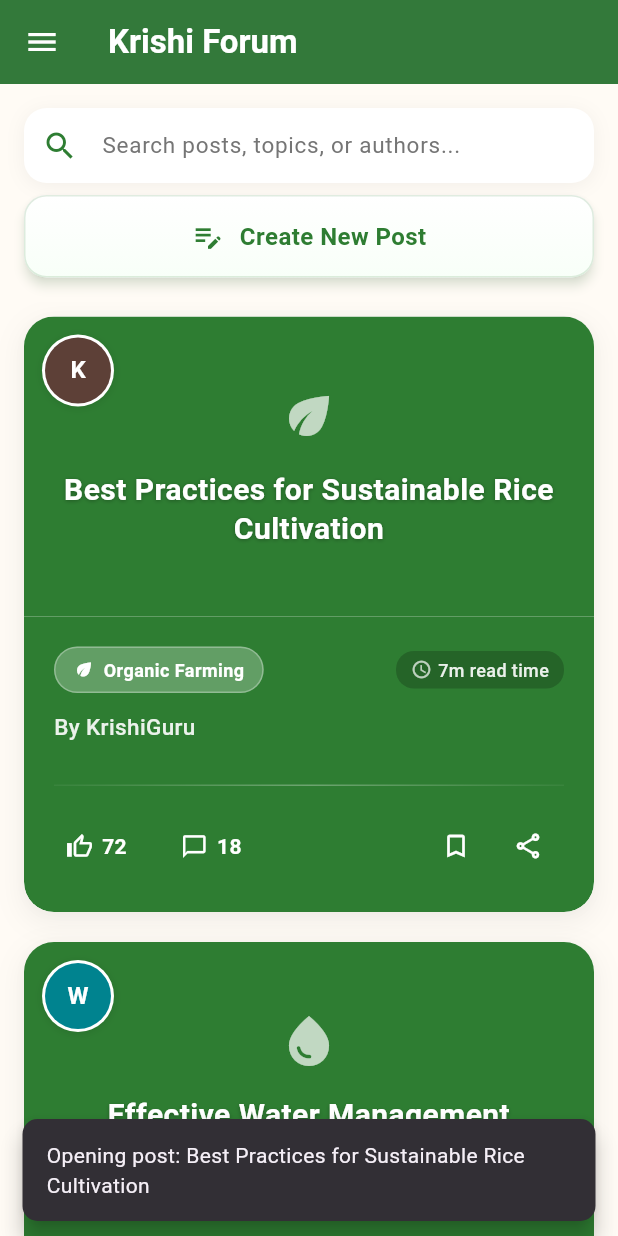
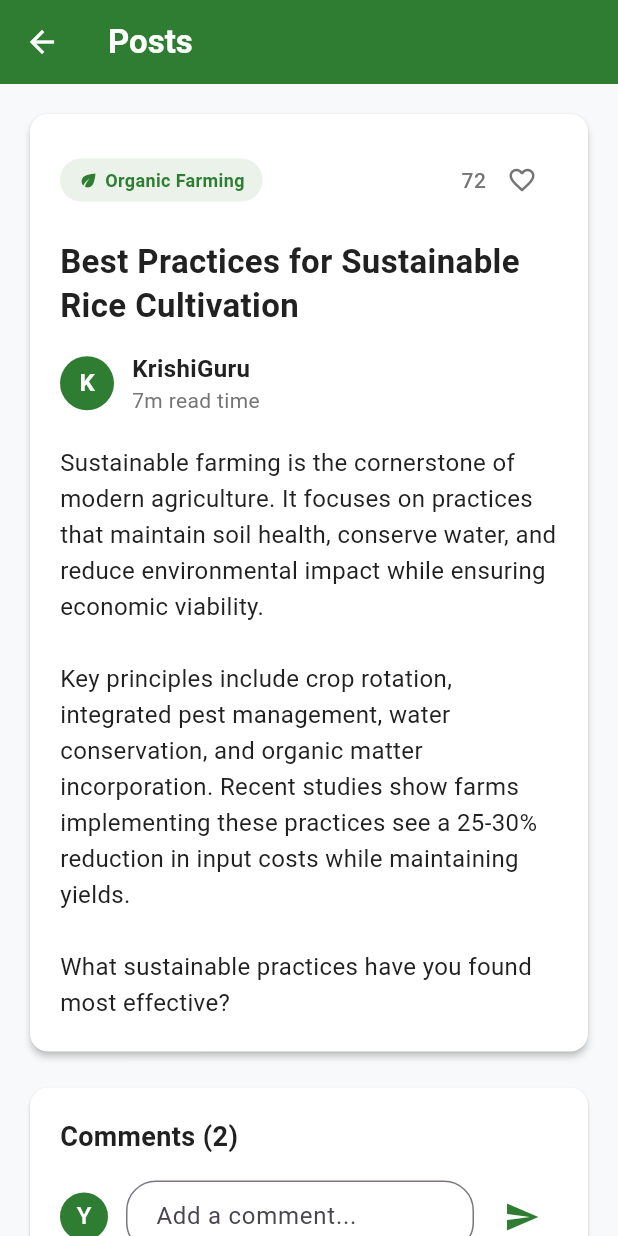
Before and after one commit to yuvakrishnayk/krishi_sakhi, a Flutter app: the ForumScreen screen opened directly, after a tap on "Best Practices for Sustainable Rice Cult", on a phone screen of 412 x 824 dp. Run offline on Flutter 3.47's test engine with Material 3 defaults, Android fonts, the phone set to English and light mode, and no system bars; network calls fail.

Commit message:
Add ForumDetailScreen and implement post detail navigation

```diff
--- /dev/null
+++ b/lib/screens/forum_detail_screen.dart
@@ -0,0 +1,519 @@
+import 'package:flutter/material.dart';
+import 'package:flutter/services.dart';
+
+class ForumDetailScreen extends StatefulWidget {
+  final PostData post;
+
+  const ForumDetailScreen({Key? key, required this.post}) : super(key: key);
+
+  @override
+  _ForumDetailScreenState createState() => _ForumDetailScreenState();
+}
+
+class _ForumDetailScreenState extends State<ForumDetailScreen> {
+  bool isLiked = false;
+  bool isBookmarked = false;
+  int likeCount = 0;
+  final TextEditingController _commentController = TextEditingController();
+  List<CommentData> comments = [];
+
+  // Clean color theme
+  final Color primaryColor = Color(0xFF2E7D32);
+  final Color backgroundColor = Color(0xFFF8F9FA);
+  final Color cardColor = Colors.white;
+  final Color textPrimaryColor = Color(0xFF212121);
+  final Color textSecondaryColor = Color(0xFF757575);
+  final Color likeColor = Color(0xFFE91E63);
+
+  @override
+  void initState() {
+    super.initState();
+    isBookmarked = widget.post.isBookmarked;
+    likeCount = widget.post.likes;
+    _initializeComments();
+  }
+
+  void _initializeComments() {
+    comments = [
+      CommentData(
+        id: '1',
+        author: 'Dr. Rajesh Kumar',
+        content:
+            'Excellent analysis on sustainable farming practices. The emphasis on soil microbiome health is particularly noteworthy.',
+        timeAgo: '2h ago',
+        likes: 24,
+        isExpert: true,
+      ),
+      CommentData(
+        id: '2',
+        author: 'Priya Patel',
+        content:
+            'As a young farmer, this post is incredibly valuable. Currently managing 25 acres using these principles.',
+        timeAgo: '4h ago',
+        likes: 18,
+        isExpert: false,
+      ),
+    ];
+  }
+
+  @override
+  Widget build(BuildContext context) {
+    return Scaffold(
+      backgroundColor: backgroundColor,
+      appBar: AppBar(
+        backgroundColor: primaryColor,
+        elevation: 0,
+        title: Text(
+          'Posts',
+          style: TextStyle(color: Colors.white, fontWeight: FontWeight.bold),
+        ),
+        leading: IconButton(
+          icon: Icon(Icons.arrow_back, color: Colors.white),
+          onPressed: () => Navigator.pop(context),
+        ),
+      ),
+      body: SingleChildScrollView(
+        padding: EdgeInsets.all(16),
+        child: Column(
+          crossAxisAlignment: CrossAxisAlignment.start,
+          children: [
+            _buildPostCard(),
+            SizedBox(height: 16),
+            _buildCommentsSection(),
+          ],
+        ),
+      ),
+    );
+  }
+
+  Widget _buildPostCard() {
+    return Card(
+      color: cardColor,
+      elevation: 2,
+      shape: RoundedRectangleBorder(borderRadius: BorderRadius.circular(12)),
+      child: Column(
+        crossAxisAlignment: CrossAxisAlignment.start,
+        children: [
+          // Image section
+          if (widget.post.imageUrl.isNotEmpty)
+            ClipRRect(
+              borderRadius: BorderRadius.only(
+                topLeft: Radius.circular(12),
+                topRight: Radius.circular(12),
+              ),
+              child: Container(
+                width: double.infinity,
+                height: 200,
+                child: Image.network(
+                  widget.post.imageUrl,
+                  fit: BoxFit.cover,
+                  errorBuilder: (context, error, stackTrace) {
+                    return Container(
+                      height: 200,
+                      color: primaryColor.withOpacity(0.1),
+                      child: Center(
+                        child: Column(
+                          mainAxisAlignment: MainAxisAlignment.center,
+                          children: [
+                            Icon(
+                              Icons.image_not_supported,
+                              size: 40,
+                              color: textSecondaryColor,
+                            ),
+                            SizedBox(height: 8),
+                            Text(
+                              'Image not available',
+                              style: TextStyle(
+                                color: textSecondaryColor,
+                                fontSize: 14,
+                              ),
+                            ),
+                          ],
+                        ),
+                      ),
+                    );
+                  },
+                  loadingBuilder: (context, child, loadingProgress) {
+                    if (loadingProgress == null) return child;
+                    return Container(
+                      height: 200,
+                      color: primaryColor.withOpacity(0.05),
+                      child: Center(
+                        child: CircularProgressIndicator(
+                          color: primaryColor,
+                          value:
+                              loadingProgress.expectedTotalBytes != null
+                                  ? loadingProgress.cumulativeBytesLoaded /
+                                      loadingProgress.expectedTotalBytes!
+                                  : null,
+                        ),
+                      ),
+                    );
+                  },
+                ),
+              ),
+            ),
+
+          // Content section with padding
+          Padding(
+            padding: EdgeInsets.all(20),
+            child: Column(
+              crossAxisAlignment: CrossAxisAlignment.start,
+              children: [
+                // Category badge with like button
+                Row(
+                  mainAxisAlignment: MainAxisAlignment.spaceBetween,
+                  children: [
+                    Container(
+                      padding: EdgeInsets.symmetric(
+                        horizontal: 12,
+                        vertical: 6,
+                      ),
+                      decoration: BoxDecoration(
+                        color: primaryColor.withOpacity(0.1),
+                        borderRadius: BorderRadius.circular(20),
+                      ),
+                      child: Row(
+                        mainAxisSize: MainAxisSize.min,
+                        children: [
+                          Icon(widget.post.icon, size: 14, color: primaryColor),
+                          SizedBox(width: 4),
+                          Text(
+                            widget.post.category,
+                            style: TextStyle(
+                              color: primaryColor,
+                              fontSize: 12,
+                              fontWeight: FontWeight.w600,
+                            ),
+                          ),
+                        ],
+                      ),
+                    ),
+                    Row(
+                      children: [
+                        Text(
+                          likeCount.toString(),
+                          style: TextStyle(
+                            color: textSecondaryColor,
+                            fontSize: 14,
+                            fontWeight: FontWeight.w500,
+                          ),
+                        ),
+                        IconButton(
+                          onPressed: _toggleLike,
+                          icon: Icon(
+                            isLiked
+                                ? Icons.favorite
+                                : Icons.favorite_outline_outlined,
+                            color: isLiked ? likeColor : textSecondaryColor,
+                            size: 20,
+                          ),
+                        ),
+                      ],
+                    ),
+                  ],
+                ),
+                SizedBox(height: 16),
+
+                // Title
+                Text(
+                  widget.post.title,
+                  style: TextStyle(
+                    fontSize: 22,
+                    fontWeight: FontWeight.bold,
+                    color: textPrimaryColor,
+                    height: 1.3,
+                  ),
+                ),
+
+                SizedBox(height: 16),
+
+                // Author info
+                Row(
+                  children: [
+                    CircleAvatar(
+                      radius: 18,
+                      backgroundColor: primaryColor,
+                      child: Text(
+                        widget.post.author[0].toUpperCase(),
+                        style: TextStyle(
+                          color: Colors.white,
+                          fontWeight: FontWeight.bold,
+                        ),
+                      ),
+                    ),
+                    SizedBox(width: 12),
+                    Column(
+                      crossAxisAlignment: CrossAxisAlignment.start,
+                      children: [
+                        Text(
+                          widget.post.author,
+                          style: TextStyle(
+                            fontSize: 16,
+                            fontWeight: FontWeight.w600,
+                            color: textPrimaryColor,
+                          ),
+                        ),
+                        Text(
+                          widget.post.timeAgo,
+                          style: TextStyle(
+                            fontSize: 14,
+                            color: textSecondaryColor,
+                          ),
+                        ),
+                      ],
+                    ),
+                  ],
+                ),
+
+                SizedBox(height: 20),
+
+                // Post content
+                Text(
+                  _getPostContent(),
+                  style: TextStyle(
+                    fontSize: 16,
+                    color: textPrimaryColor,
+                    height: 1.5,
+                  ),
+                ),
+              ],
+            ),
+          ),
+        ],
+      ),
+    );
+  }
+
+  Widget _buildCommentsSection() {
+    return Card(
+      color: cardColor,
+      elevation: 1,
+      shape: RoundedRectangleBorder(borderRadius: BorderRadius.circular(12)),
+      child: Padding(
+        padding: EdgeInsets.all(20),
+        child: Column(
+          crossAxisAlignment: CrossAxisAlignment.start,
+          children: [
+            Text(
+              'Comments (${comments.length})',
+              style: TextStyle(
+                fontSize: 18,
+                fontWeight: FontWeight.bold,
+                color: textPrimaryColor,
+              ),
+            ),
+
+            SizedBox(height: 16),
+
+            // Comment input
+            Row(
+              children: [
+                CircleAvatar(
+                  radius: 16,
+                  backgroundColor: primaryColor,
+                  child: Text('Y', style: TextStyle(color: Colors.white)),
+                ),
+                SizedBox(width: 12),
+                Expanded(
+                  child: TextField(
+                    controller: _commentController,
+                    decoration: InputDecoration(
+                      hintText: 'Add a comment...',
+                      border: OutlineInputBorder(
+                        borderRadius: BorderRadius.circular(20),
+                        borderSide: BorderSide(
+                          color: primaryColor.withOpacity(0.3),
+                        ),
+                      ),
+                      contentPadding: EdgeInsets.symmetric(
+                        horizontal: 16,
+                        vertical: 8,
+                      ),
+                    ),
+                  ),
+                ),
+                SizedBox(width: 8),
+                IconButton(
+                  icon: Icon(Icons.send, color: primaryColor),
+                  onPressed: _addComment,
+                ),
+              ],
+            ),
+
+            SizedBox(height: 20),
+
+            // Comments list
+            ...comments.map((comment) => _buildCommentItem(comment)).toList(),
+          ],
+        ),
+      ),
+    );
+  }
+
+  Widget _buildCommentItem(CommentData comment) {
+    return Container(
+      margin: EdgeInsets.only(bottom: 16),
+      padding: EdgeInsets.all(12),
+      decoration: BoxDecoration(
+        color: backgroundColor,
+        borderRadius: BorderRadius.circular(8),
+      ),
+      child: Column(
+        crossAxisAlignment: CrossAxisAlignment.start,
+        children: [
+          Row(
+            children: [
+              CircleAvatar(
+                radius: 14,
+                backgroundColor: primaryColor,
+                child: Text(
+                  comment.author[0].toUpperCase(),
+                  style: TextStyle(color: Colors.white, fontSize: 12),
+                ),
+              ),
+              SizedBox(width: 8),
+              Expanded(
+                child: Column(
+                  crossAxisAlignment: CrossAxisAlignment.start,
+                  children: [
+                    Row(
+                      children: [
+                        Text(
+                          comment.author,
+                          style: TextStyle(
+                            fontWeight: FontWeight.w600,
+                            color: textPrimaryColor,
+                          ),
+                        ),
+                        if (comment.isExpert) ...[
+                          SizedBox(width: 4),
+                          Icon(Icons.verified, size: 14, color: primaryColor),
+                        ],
+                      ],
+                    ),
+                    Text(
+                      comment.timeAgo,
+                      style: TextStyle(fontSize: 12, color: textSecondaryColor),
+                    ),
+                  ],
+                ),
+              ),
+            ],
+          ),
+          SizedBox(height: 8),
+          Text(
+            comment.content,
+            style: TextStyle(color: textPrimaryColor, height: 1.4),
+          ),
+          SizedBox(height: 8),
+          Row(
+            children: [
+              Icon(
+                Icons.favorite_outline_outlined,
+                size: 16,
+                color: textSecondaryColor,
+              ),
+              SizedBox(width: 4),
+              Text(
+                comment.likes.toString(),
+                style: TextStyle(color: textSecondaryColor, fontSize: 12),
+              ),
+              SizedBox(width: 16),
+              Icon(Icons.reply_outlined, size: 16, color: textSecondaryColor),
+              SizedBox(width: 4),
+              Text(
+                'Reply',
+                style: TextStyle(color: textSecondaryColor, fontSize: 12),
+              ),
+            ],
+          ),
+        ],
+      ),
+    );
+  }
+
+  String _getPostContent() {
+    return '''Sustainable farming is the cornerstone of modern agriculture. It focuses on practices that maintain soil health, conserve water, and reduce environmental impact while ensuring economic viability.
+
+Key principles include crop rotation, integrated pest management, water conservation, and organic matter incorporation. Recent studies show farms implementing these practices see a 25-30% reduction in input costs while maintaining yields.
+
+What sustainable practices have you found most effective?''';
+  }
+
+  void _toggleLike() {
+    setState(() {
+      isLiked = !isLiked;
+      likeCount += isLiked ? 1 : -1;
+    });
+    HapticFeedback.lightImpact();
+  }
+
+  void _addComment() {
+    if (_commentController.text.trim().isEmpty) return;
+
+    final newComment = CommentData(
+      id: DateTime.now().millisecondsSinceEpoch.toString(),
+      author: 'You',
+      content: _commentController.text.trim(),
+      timeAgo: 'now',
+      likes: 0,
+      isExpert: false,
+    );
+
+    setState(() {
+      comments.add(newComment);
+      _commentController.clear();
+    });
+
+    ScaffoldMessenger.of(context).showSnackBar(
+      SnackBar(content: Text('Comment added!'), duration: Duration(seconds: 1)),
+    );
+  }
+}
+
+// Simplified data models
+class CommentData {
+  final String id;
+  final String author;
+  final String content;
+  final String timeAgo;
+  final int likes;
+  final bool isExpert;
+
+  CommentData({
+    required this.id,
+    required this.author,
+    required this.content,
+    required this.timeAgo,
+    required this.likes,
+    required this.isExpert,
+  });
+}
+
+class PostData {
+  final String id;
+  final String title;
+  final String author;
+  final String timeAgo;
+  final String category;
+  final int likes;
+  final int comments;
+  bool isBookmarked;
+  final String imageUrl;
+  final IconData icon;
+
+  PostData({
+    required this.id,
+    required this.title,
+    required this.author,
+    required this.timeAgo,
+    required this.category,
+    required this.likes,
+    required this.comments,
+    required this.isBookmarked,
+    this.imageUrl = '',
+    required this.icon,
+    required LinearGradient gradient,
+  });
+}
--- a/lib/screens/forum_screen.dart
+++ b/lib/screens/forum_screen.dart
@@ -1,6 +1,7 @@
 import 'package:flutter/material.dart';
 import 'package:flutter/services.dart';
 import 'package:krishi_sakhi/components/drawer.dart';
+import 'forum_detail_screen.dart'; // Add this import
 
 class ForumScreen extends StatefulWidget {
   @override
@@ -434,14 +435,29 @@ class _ForumScreenState extends State<ForumScreen>
     // Add haptic feedback
     HapticFeedback.selectionClick();
 
-    // Placeholder for post detail navigation
-    ScaffoldMessenger.of(context).hideCurrentSnackBar();
-    ScaffoldMessenger.of(context).showSnackBar(
-      SnackBar(
-        content: Text('Opening post: ${post.title}'),
-        duration: Duration(seconds: 1),
-        behavior: SnackBarBehavior.floating,
-        shape: RoundedRectangleBorder(borderRadius: BorderRadius.circular(10)),
+    // Navigate to detail page
+    Navigator.push(
+      context,
+      PageRouteBuilder(
+        pageBuilder:
+            (context, animation, secondaryAnimation) =>
+                ForumDetailScreen(post: post),
+        transitionsBuilder: (context, animation, secondaryAnimation, child) {
+          const begin = Offset(1.0, 0.0);
+          const end = Offset.zero;
+          const curve = Curves.easeInOutCubic;
+
+          var tween = Tween(
+            begin: begin,
+            end: end,
+          ).chain(CurveTween(curve: curve));
+
+          return SlideTransition(
+            position: animation.drive(tween),
+            child: child,
+          );
+        },
+        transitionDuration: Duration(milliseconds: 400),
       ),
     );
   }
@@ -770,7 +786,7 @@ class PostCard extends StatelessWidget {
                     Row(
                       children: [
                         _EnhancedActionButton(
-                          icon: Icons.thumb_up_outlined,
+                          icon: Icons.favorite_outline_outlined,
                           count: post.likes,
                           onPressed: () {},
                         ),
@@ -779,23 +795,6 @@ class PostCard extends StatelessWidget {
                           icon: Icons.chat_bubble_outline,
                           count: post.comments,
                           onPressed: () {},
-                        ),
-                        const Spacer(),
-                        _BookmarkButton(
-                          isBookmarked: post.isBookmarked,
-                          onPressed: onBookmarkToggle,
-                        ),
-                        IconButton(
-                          icon: const Icon(
-                            Icons.share_outlined,
-                            color: Colors.white,
-                            size: 20,
-                          ),
-                          splashRadius: 24,
-                          onPressed: () {
-                            HapticFeedback.selectionClick();
-                          },
-                          tooltip: 'Share post',
                         ),
                       ],
                     ),
@@ -873,66 +872,3 @@ class _EnhancedActionButton extends StatelessWidget {
     );
   }
 }
-
-class _BookmarkButton extends StatelessWidget {
-  final bool isBookmarked;
-  final VoidCallback onPressed;
-
-  const _BookmarkButton({
-    Key? key,
-    required this.isBookmarked,
-    required this.onPressed,
-  }) : super(key: key);
-
-  @override
-  Widget build(BuildContext context) {
-    return AnimatedSwitcher(
-      duration: Duration(milliseconds: 300),
-      transitionBuilder: (Widget child, Animation<double> animation) {
-        return ScaleTransition(scale: animation, child: child);
-      },
-      child: IconButton(
-        key: ValueKey<bool>(isBookmarked),
-        icon: Icon(
-          isBookmarked ? Icons.bookmark : Icons.bookmark_border,
-          color: Colors.white,
-          size: 20,
-        ),
-        splashRadius: 24,
-        onPressed: () {
-          HapticFeedback.selectionClick();
-          onPressed();
-        },
-        tooltip: isBookmarked ? 'Remove from bookmarks' : 'Add to bookmarks',
-      ),
-    );
-  }
-}
-
-class PostData {
-  final String id;
-  final String title;
-  final String author;
-  final String timeAgo;
-  final String category;
-  final int likes;
-  final int comments;
-  bool isBookmarked;
-  final String imageUrl;
-  final LinearGradient gradient;
-  final IconData icon;
-
-  PostData({
-    required this.id,
-    required this.title,
-    required this.author,
-    required this.timeAgo,
-    required this.category,
-    required this.likes,
-    required this.comments,
-    required this.isBookmarked,
-    this.imageUrl = '',
-    required this.gradient,
-    required this.icon,
-  });
-}
```
